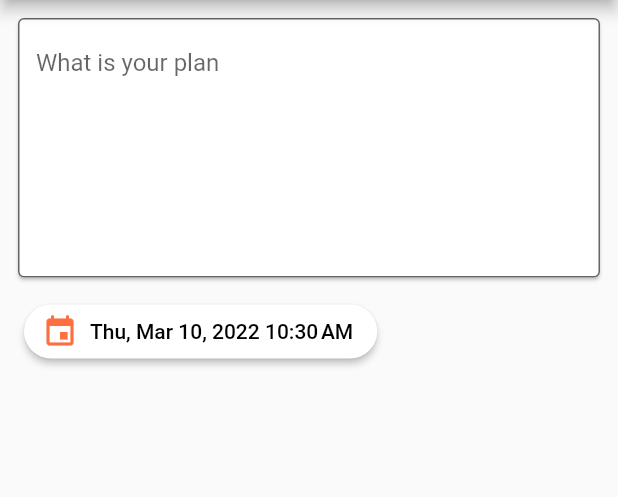
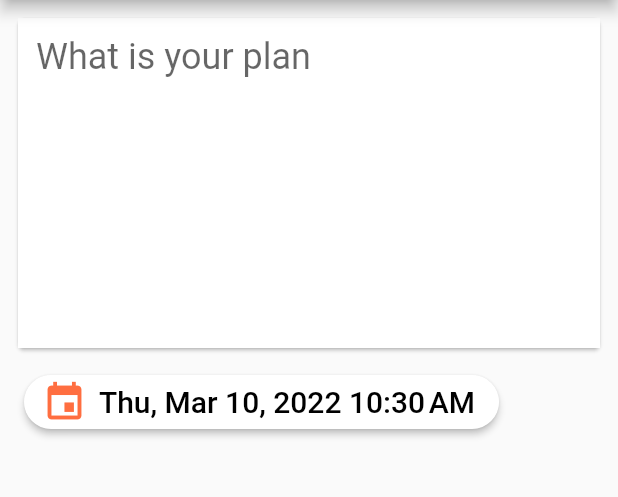
Before and after one commit to HCMUS-Advanced-Mobile-Development/ToDo, a Flutter app: the AddTodo screen opened by its route, on a phone screen of 412 x 824 dp, the part 84-581 px from its top. Run offline on Flutter 3.47's test engine with Material 2 defaults, Android fonts, the phone set to English and light mode, and no system bars; our stand-ins replace flutter_datetime_picker, flutter_mobx, get_it, material_floating_search_bar, mobx, recase and 1 more; generated files the repository leaves out were written again.

Commit message:
Todo item

```diff
--- a/lib/l10n/intl_en.arb
+++ b/lib/l10n/intl_en.arb
@@ -3,5 +3,6 @@
   "search": "Search",
   "empty": "Empty",
   "addTodo": "Add TODO",
-  "whatIsYourPlan": "What is your plan"
+  "whatIsYourPlan": "What is your plan",
+  "thisFieldMustNotEmpty": "This field must not be empty"
 }
--- a/lib/main.dart
+++ b/lib/main.dart
@@ -1,11 +1,14 @@
 import 'package:flutter/material.dart';
 import 'package:flutter_localizations/flutter_localizations.dart';
+import 'package:todo/di/stores_locator.dart';
 import 'package:todo/generated/l10n.dart';
 import 'package:todo/ui/home/home.dart';
 
 import 'constants/route_constants.dart';
 
 void main() {
+  StoresLocator.setUp();
+
   runApp(const MyApp());
 }
 
--- a/lib/models/todo_model.dart
+++ b/lib/models/todo_model.dart
@@ -1,7 +1,8 @@
 class TodoModel {
+  String id = "";
   String todo = "";
   DateTime deadline = DateTime.now().add(const Duration(days: 1));
-  bool? isDone = false;
+  bool isDone;
 
-  TodoModel({required this.todo, required this.deadline, this.isDone});
+  TodoModel({required this.id, required this.todo, required this.deadline, this.isDone = false});
 }
--- a/lib/ui/add_todo/add_todo.dart
+++ b/lib/ui/add_todo/add_todo.dart
@@ -1,9 +1,14 @@
 import 'package:flutter/material.dart';
 import 'package:flutter_datetime_picker/flutter_datetime_picker.dart';
+import 'package:flutter_mobx/flutter_mobx.dart';
+import 'package:get_it/get_it.dart';
 import 'package:intl/intl.dart';
 import 'package:todo/generated/l10n.dart';
 import 'package:todo/models/todo_model.dart';
+import 'package:todo/stores/todo_store/todo_store.dart';
+import 'package:todo/utils/DateTimeUtils.dart';
 import 'package:todo/widgets/text_input.dart';
+import 'package:validators/validators.dart';
 
 class AddTodo extends StatefulWidget {
   const AddTodo({Key? key}) : super(key: key);
@@ -13,7 +18,10 @@ class AddTodo extends StatefulWidget {
 }
 
 class _AddTodoState extends State<AddTodo> {
+  final todoStore = GetIt.instance.get<ToDoStore>();
+
   final TodoModel todoModel = TodoModel(
+    id: DateTime.now().millisecond.toString(),
     todo: "",
     deadline: DateTime.now().add(const Duration(days: 1)),
   );
@@ -34,6 +42,9 @@ class _AddTodoState extends State<AddTodo> {
       ),
       body: Padding(
         padding: const EdgeInsets.all(8.0),
+        child: Observer(
+          builder: (context) => Form(
+            key: _formKey,
             child: Column(
               crossAxisAlignment: CrossAxisAlignment.stretch,
               children: [
@@ -42,6 +53,18 @@ class _AddTodoState extends State<AddTodo> {
                     hintText: S.current.whatIsYourPlan,
                     minLines: 7,
                     maxLines: 15,
+                    validator: (value) {
+                      if (isNull(value)) {
+                        return S.current.thisFieldMustNotEmpty;
+                      }
+
+                      return null;
+                    },
+                    onChanged: (value) {
+                      setState(() {
+                        todoModel.todo = value;
+                      });
+                    },
                   ),
                 ),
                 Padding(
@@ -52,6 +75,7 @@ class _AddTodoState extends State<AddTodo> {
                         icon: Icon(
                           Icons.event,
                           color: Theme.of(context).primaryColor,
+                          size: 30,
                         ),
                         style: OutlinedButton.styleFrom(
                           shape: const StadiumBorder(),
@@ -59,9 +83,10 @@ class _AddTodoState extends State<AddTodo> {
                         ),
                         onPressed: _handleSetDeadline,
                         label: Text(
-                      DateFormat(DateFormat.YEAR_ABBR_MONTH_WEEKDAY_DAY).add_jm().format(todoModel.deadline),
+                          DateTimeUtils.formatDeadline(todoModel.deadline),
                           style: const TextStyle(
-                        color: Colors.black
+                            color: Colors.black,
+                            fontSize: 20.0,
                           ),
                         ),
                       ),
@@ -71,22 +96,24 @@ class _AddTodoState extends State<AddTodo> {
               ],
             ),
           ),
+        ),
+      ),
     );
   }
 
   void _handleSaveTodo() {
+    if (_formKey.currentState!.validate()) {
+      todoStore.todos.add(todoModel);
       Navigator.pop(context);
+    }
   }
 
   void _handleSetDeadline() {
-    DatePicker.showDateTimePicker(
-      context,
-      currentTime: todoModel.deadline,
+    DatePicker.showDateTimePicker(context, currentTime: todoModel.deadline,
         onConfirm: (date) {
       setState(() {
         todoModel.deadline = date;
       });
-      }
-    );
+    });
   }
 }
--- /dev/null
+++ b/lib/utils/DateTimeUtils.dart
@@ -0,0 +1,9 @@
+import 'package:intl/intl.dart';
+
+class DateTimeUtils {
+  static String formatDeadline(DateTime deadline) {
+    return DateFormat(DateFormat.YEAR_ABBR_MONTH_WEEKDAY_DAY)
+        .add_jm()
+        .format(deadline);
+  }
+}
--- a/lib/widgets/empty_animation.dart
+++ b/lib/widgets/empty_animation.dart
@@ -10,7 +10,10 @@ class EmptyAnimation extends StatelessWidget {
     return Column(
       mainAxisAlignment: MainAxisAlignment.center,
       children: [
-        Image.asset("assets/animations/checklist.gif", width: 100),
+        Image.asset(
+          "assets/animations/checklist.gif",
+          width: MediaQuery.of(context).size.width * 0.4,
+        ),
         Text(
           S.current.empty.toUpperCase(),
           style: Theme.of(context).textTheme.displaySmall,
--- a/lib/widgets/search_bar.dart
+++ b/lib/widgets/search_bar.dart
@@ -43,7 +43,7 @@ class _SearchBarState extends State<SearchBar> {
       builder: (context, transition) {
         return ClipRRect(
           borderRadius: BorderRadius.circular(8),
-          child: Material(
+          child: const Material(
             color: Colors.white,
             elevation: 4.0,
             // child: Column(
--- a/lib/widgets/text_input.dart
+++ b/lib/widgets/text_input.dart
@@ -37,17 +37,16 @@ class _TextInputState extends State<TextInput> {
       minLines: widget.minLines,
       maxLines: widget.maxLines,
       decoration: InputDecoration(
-        border: const OutlineInputBorder(
-          borderSide: BorderSide(color: Colors.red),
-        ),
-        focusedBorder: OutlineInputBorder(
-          borderSide: BorderSide(color: Theme.of(context).primaryColor),
-        ),
+        border: InputBorder.none,
+        focusedBorder: InputBorder.none,
         hintText: widget.hintText,
         fillColor: Theme.of(context).cardColor,
         filled: true,
         labelText: widget.labelText,
       ),
+      style: const TextStyle(
+        fontSize: 24.0,
+      ),
     );
   }
 }
```
Also changed, not shown: lib/di/stores_locator.dart (added, +10 -0 lines), lib/stores/todo_store/todo_store.dart (added, +11 -0 lines), lib/ui/home/home.dart (+22 -4 lines), lib/widgets/todo_item.dart (added, +67 -0 lines), lib/generated/intl/messages_en.dart, lib/generated/l10n.dart, lib/stores/todo_store/todo_store.g.dart (added). Lines whose indentation alone changed are shown as unchanged.
